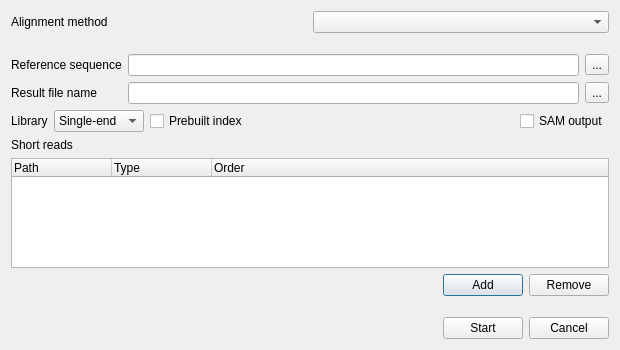
Before: the Qt Designer form src/corelibs/U2View/src/util_dna_assembly/ui/AssemblyToRefDialog.ui in violethaze74/ugene, drawn with Qt 5.
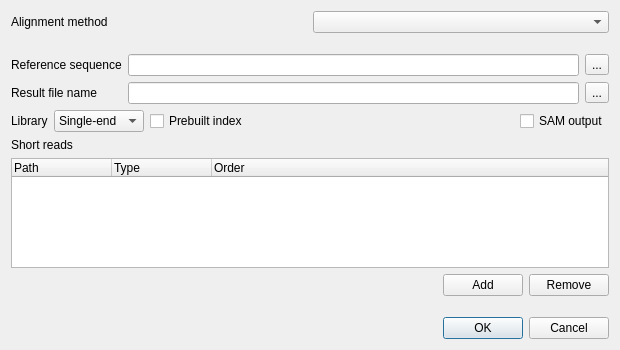
After: the same form once the commit is applied.

Commit message: Help system for all dialogs, UI improvements for all dialogs.

The edit to the form file:
```diff
--- a/src/corelibs/U2View/src/util_dna_assembly/ui/AssemblyToRefDialog.ui
+++ b/src/corelibs/U2View/src/util_dna_assembly/ui/AssemblyToRefDialog.ui
@@ -241,35 +241,11 @@
     </spacer>
    </item>
    <item>
-    <layout class="QHBoxLayout" name="horizontalLayout_2">
-     <item>
-      <spacer name="horizontalSpacer">
-       <property name="orientation">
-        <enum>Qt::Horizontal</enum>
-       </property>
-       <property name="sizeHint" stdset="0">
-        <size>
-         <width>40</width>
-         <height>20</height>
-        </size>
-       </property>
-      </spacer>
-     </item>
-     <item>
-      <widget class="QPushButton" name="assembleyButton">
-       <property name="text">
-        <string>Start</string>
-       </property>
-      </widget>
-     </item>
-     <item>
-      <widget class="QPushButton" name="cancelButton">
-       <property name="text">
-        <string>Cancel</string>
-       </property>
-      </widget>
-     </item>
-    </layout>
+    <widget class="QDialogButtonBox" name="buttonBox">
+     <property name="standardButtons">
+      <set>QDialogButtonBox::Cancel|QDialogButtonBox::Ok</set>
+     </property>
+    </widget>
    </item>
   </layout>
  </widget>
```
Left out of the diff: 28 changed lines with no effect on the pictures. The commit also changes 309 other files.
